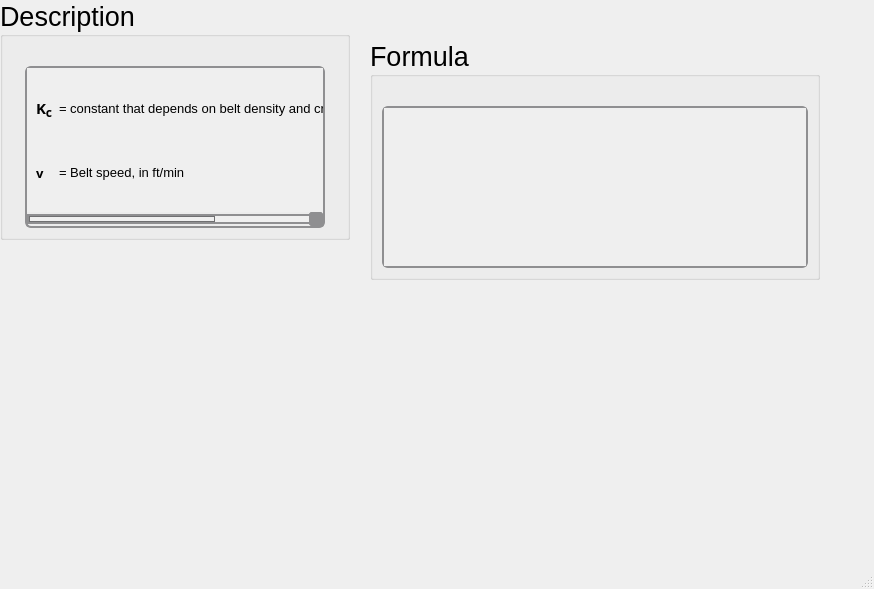
The window that ui/vbeltfc.ui (Ah00ra/HNNS) describes before a commit, drawn with Qt 5.
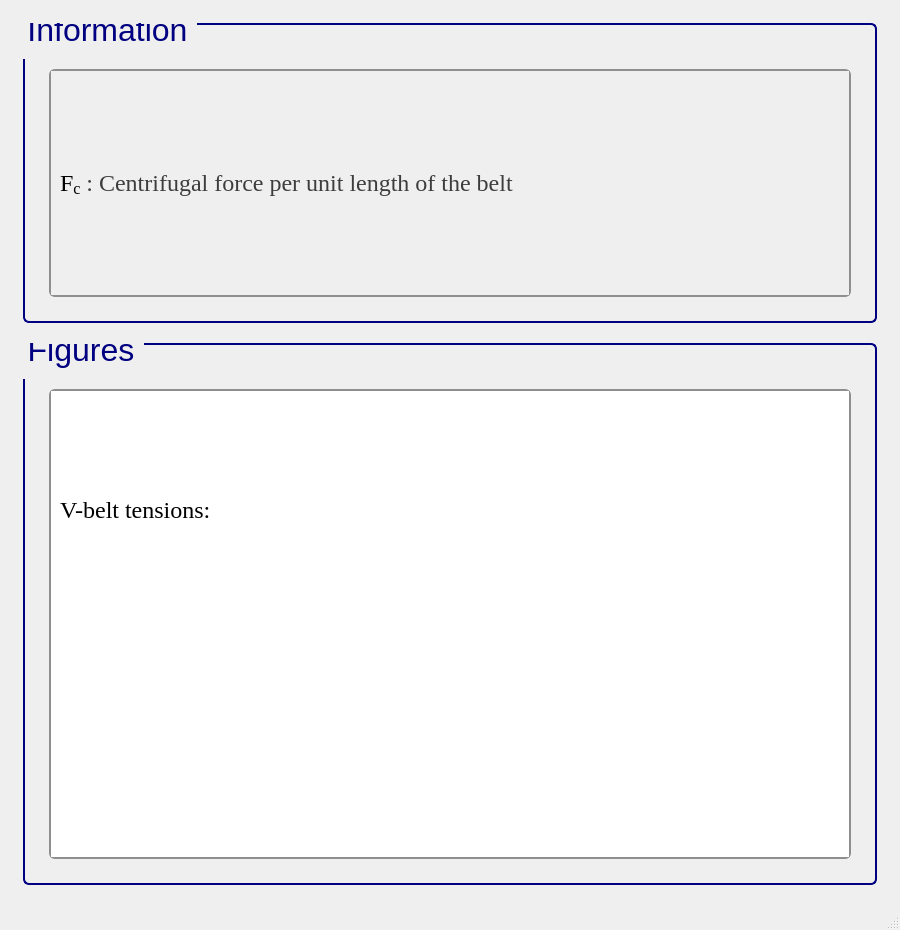
The same window after the commit. Icons and pictures are not drawn.

Commit message: Add ui info to vbelt

Diff of the .ui file:
```diff
--- a/ui/vbeltfc.ui
+++ b/ui/vbeltfc.ui
@@ -6,23 +6,77 @@
    <rect>
     <x>0</x>
     <y>0</y>
-    <width>874</width>
-    <height>589</height>
+    <width>900</width>
+    <height>930</height>
    </rect>
   </property>
+  <property name="sizePolicy">
+   <sizepolicy hsizetype="Minimum" vsizetype="Minimum">
+    <horstretch>0</horstretch>
+    <verstretch>0</verstretch>
+   </sizepolicy>
+  </property>
+  <property name="minimumSize">
+   <size>
+    <width>900</width>
+    <height>930</height>
+   </size>
+  </property>
   <property name="windowTitle">
    <string>MainWindow</string>
   </property>
   <widget class="QWidget" name="centralwidget">
-   <widget class="QGroupBox" name="groupBox_262">
-    <property name="geometry">
-     <rect>
-      <x>0</x>
-      <y>0</y>
-      <width>350</width>
-      <height>240</height>
-     </rect>
-    </property>
+   <layout class="QGridLayout" name="gridLayout">
+    <item row="2" column="1">
+     <spacer name="verticalSpacer_23">
+      <property name="orientation">
+       <enum>Qt::Vertical</enum>
+      </property>
+      <property name="sizeType">
+       <enum>QSizePolicy::Fixed</enum>
+      </property>
+      <property name="sizeHint" stdset="0">
+       <size>
+        <width>833</width>
+        <height>14</height>
+       </size>
+      </property>
+     </spacer>
+    </item>
+    <item row="4" column="2">
+     <spacer name="verticalSpacer_28">
+      <property name="orientation">
+       <enum>Qt::Horizontal</enum>
+      </property>
+      <property name="sizeType">
+       <enum>QSizePolicy::Fixed</enum>
+      </property>
+      <property name="sizeHint" stdset="0">
+       <size>
+        <width>14</width>
+        <height>483</height>
+       </size>
+      </property>
+     </spacer>
+    </item>
+    <item row="4" column="0">
+     <spacer name="verticalSpacer_25">
+      <property name="orientation">
+       <enum>Qt::Horizontal</enum>
+      </property>
+      <property name="sizeType">
+       <enum>QSizePolicy::Fixed</enum>
+      </property>
+      <property name="sizeHint" stdset="0">
+       <size>
+        <width>14</width>
+        <height>483</height>
+       </size>
+      </property>
+     </spacer>
+    </item>
+    <item row="1" column="1">
+     <widget class="QGroupBox" name="groupBox_125">
     <property name="sizePolicy">
      <sizepolicy hsizetype="Minimum" vsizetype="Minimum">
       <horstretch>0</horstretch>
@@ -31,66 +85,72 @@
     </property>
     <property name="minimumSize">
      <size>
-      <width>350</width>
-      <height>0</height>
-     </size>
-    </property>
-    <property name="maximumSize">
-     <size>
-      <width>350</width>
-      <height>241</height>
+        <width>822</width>
+        <height>300</height>
      </size>
     </property>
     <property name="font">
      <font>
       <family>Segoe UI</family>
-      <pointsize>20</pointsize>
+        <pointsize>24</pointsize>
       <weight>50</weight>
       <italic>false</italic>
       <bold>false</bold>
      </font>
     </property>
+      <property name="styleSheet">
+       <string notr="true">QGroupBox {
+    border: 2px solid navy;
+    border-radius: 6px;
+    background-color: qlineargradient(x1:0, y1:0, x2:0, y2:1,
+                                      stop:0 #f6f7fa, stop:1 #dadbde);
+    font: 24pt &quot;Segoe UI&quot;;
+    padding: 5px; /* add padding inside the group box */
+    color: black;
+}
+QGroupBox::title {
+    subcontrol-origin: margin;
+    subcontrol-position: top left;
+    padding-left: 0px;
+    padding-right: 5px;
+    padding-top: 0px;
+    margin-top: -22px;  /* shift title up */
+    color: navy;
+    font-weight: bold;
+}
+</string>
+      </property>
     <property name="title">
-     <string>Description</string>
-    </property>
-    <layout class="QGridLayout" name="gridLayout_536">
-     <item row="0" column="0">
-      <spacer name="verticalSpacer_262">
+       <string>Information</string>
+      </property>
+      <layout class="QGridLayout" name="gridLayout_255">
+       <item row="1" column="2">
+        <spacer name="verticalSpacer_36">
        <property name="orientation">
-        <enum>Qt::Vertical</enum>
+          <enum>Qt::Horizontal</enum>
        </property>
        <property name="sizeType">
         <enum>QSizePolicy::Fixed</enum>
        </property>
        <property name="sizeHint" stdset="0">
         <size>
-         <width>20</width>
+           <width>10</width>
          <height>20</height>
         </size>
        </property>
       </spacer>
      </item>
-     <item row="1" column="0">
-      <widget class="QScrollArea" name="scrollArea_136">
+       <item row="1" column="1">
+        <widget class="QScrollArea" name="scrollArea_43">
        <property name="sizePolicy">
         <sizepolicy hsizetype="Minimum" vsizetype="Minimum">
          <horstretch>0</horstretch>
          <verstretch>0</verstretch>
         </sizepolicy>
        </property>
-       <property name="maximumSize">
-        <size>
-         <width>300</width>
-         <height>361</height>
-        </size>
-       </property>
        <property name="font">
         <font>
-         <family>Segoe UI</family>
          <pointsize>15</pointsize>
-         <weight>50</weight>
-         <italic>false</italic>
-         <bold>false</bold>
         </font>
        </property>
        <property name="styleSheet">
@@ -168,84 +228,121 @@
          <rect>
           <x>0</x>
           <y>0</y>
-          <width>482</width>
-          <height>132</height>
-         </rect>
-        </property>
-        <layout class="QGridLayout" name="gridLayout_127">
+            <width>774</width>
+            <height>212</height>
+           </rect>
+          </property>
+          <layout class="QGridLayout" name="gridLayout_3">
          <item row="0" column="0">
           <widget class="QLabel" name="label_331">
            <property name="font">
             <font>
-             <family>Segoe UI Variable Small Semibol</family>
-             <pointsize>11</pointsize>
-             <weight>75</weight>
-             <bold>true</bold>
-            </font>
-           </property>
-           <property name="text">
-            <string>&lt;html&gt;&lt;head/&gt;&lt;body&gt;&lt;p&gt;K&lt;span style=&quot; font-size:14pt; vertical-align:sub;&quot;&gt;c&lt;/span&gt;&lt;/p&gt;&lt;/body&gt;&lt;/html&gt;</string>
-           </property>
-          </widget>
-         </item>
-         <item row="0" column="1">
-          <widget class="QLabel" name="htext_398">
-           <property name="font">
-            <font>
-             <family>MS Shell Dlg 2</family>
-             <pointsize>11</pointsize>
+               <family>Times New Roman</family>
+               <pointsize>18</pointsize>
              <weight>50</weight>
-             <italic>false</italic>
              <bold>false</bold>
             </font>
            </property>
+             <property name="cursor">
+              <cursorShape>ArrowCursor</cursorShape>
+             </property>
+             <property name="frameShape">
+              <enum>QFrame::NoFrame</enum>
+             </property>
            <property name="text">
-            <string>&lt;html&gt;&lt;head/&gt;&lt;body&gt;&lt;p&gt;&lt;span style=&quot; font-size:10pt;&quot;&gt;= constant that depends on belt density and cross-sectional area (K&lt;/span&gt;&lt;span style=&quot; font-size:14pt; vertical-align:sub;&quot;&gt;c&lt;/span&gt;&lt;span style=&quot; font-size:10pt;&quot;&gt;=ρA)&lt;/span&gt;&lt;/p&gt;&lt;/body&gt;&lt;/html&gt;</string>
-           </property>
-          </widget>
+              <string>&lt;html&gt;&lt;head/&gt;&lt;body&gt;&lt;p&gt;&lt;span style=&quot; color:#000000;&quot;&gt;F&lt;/span&gt;&lt;span style=&quot; color:#000000; vertical-align:sub;&quot;&gt;c&lt;/span&gt;&lt;span style=&quot; color:#3d3d3d;&quot;&gt; : Centrifugal force per unit length of the belt&lt;/span&gt;&lt;/p&gt;&lt;/body&gt;&lt;/html&gt;</string>
+             </property>
+            </widget>
+           </item>
+          </layout>
+         </widget>
+        </widget>
+       </item>
+       <item row="2" column="1">
+        <spacer name="verticalSpacer_37">
+         <property name="orientation">
+          <enum>Qt::Vertical</enum>
+         </property>
+         <property name="sizeType">
+          <enum>QSizePolicy::Fixed</enum>
+         </property>
+         <property name="sizeHint" stdset="0">
+          <size>
+           <width>10</width>
+           <height>10</height>
+          </size>
+         </property>
+        </spacer>
          </item>
          <item row="1" column="0">
-          <widget class="QLabel" name="label_52">
-           <property name="font">
-            <font>
-             <family>Segoe UI Variable Small Semibol</family>
-             <pointsize>11</pointsize>
-             <weight>75</weight>
-             <bold>true</bold>
-            </font>
-           </property>
-           <property name="text">
-            <string>&lt;html&gt;&lt;head/&gt;&lt;body&gt;&lt;p&gt;&lt;span style=&quot; font-size:10pt;&quot;&gt;v&lt;/span&gt;&lt;/p&gt;&lt;/body&gt;&lt;/html&gt;</string>
-           </property>
-          </widget>
-         </item>
-         <item row="1" column="1">
-          <widget class="QLabel" name="htext_399">
-           <property name="font">
-            <font>
-             <pointsize>10</pointsize>
-            </font>
-           </property>
-           <property name="text">
-            <string>&lt;html&gt;&lt;head/&gt;&lt;body&gt;&lt;p&gt;= Belt speed, in ft/min&lt;/p&gt;&lt;/body&gt;&lt;/html&gt;</string>
-           </property>
-          </widget>
+        <spacer name="verticalSpacer_34">
+         <property name="orientation">
+          <enum>Qt::Horizontal</enum>
+         </property>
+         <property name="sizeType">
+          <enum>QSizePolicy::Fixed</enum>
+         </property>
+         <property name="sizeHint" stdset="0">
+          <size>
+           <width>10</width>
+           <height>20</height>
+          </size>
+         </property>
+        </spacer>
+       </item>
+       <item row="0" column="1">
+        <spacer name="verticalSpacer_35">
+         <property name="orientation">
+          <enum>Qt::Vertical</enum>
+         </property>
+         <property name="sizeType">
+          <enum>QSizePolicy::Fixed</enum>
+         </property>
+         <property name="sizeHint" stdset="0">
+          <size>
+           <width>20</width>
+           <height>30</height>
+          </size>
+         </property>
+        </spacer>
          </item>
         </layout>
        </widget>
-      </widget>
-     </item>
-    </layout>
-   </widget>
-   <widget class="QGroupBox" name="groupBox_261">
-    <property name="geometry">
-     <rect>
-      <x>370</x>
-      <y>40</y>
-      <width>450</width>
-      <height>240</height>
-     </rect>
-    </property>
+    </item>
+    <item row="5" column="1">
+     <spacer name="verticalSpacer_27">
+      <property name="orientation">
+       <enum>Qt::Vertical</enum>
+      </property>
+      <property name="sizeType">
+       <enum>QSizePolicy::Fixed</enum>
+      </property>
+      <property name="sizeHint" stdset="0">
+       <size>
+        <width>833</width>
+        <height>14</height>
+       </size>
+      </property>
+     </spacer>
+    </item>
+    <item row="0" column="1">
+     <spacer name="verticalSpacer_26">
+      <property name="orientation">
+       <enum>Qt::Vertical</enum>
+      </property>
+      <property name="sizeType">
+       <enum>QSizePolicy::Fixed</enum>
+      </property>
+      <property name="sizeHint" stdset="0">
+       <size>
+        <width>833</width>
+        <height>14</height>
+       </size>
+      </property>
+     </spacer>
+    </item>
+    <item row="4" column="1">
+     <widget class="QGroupBox" name="groupBox_42">
     <property name="sizePolicy">
      <sizepolicy hsizetype="Minimum" vsizetype="Minimum">
       <horstretch>0</horstretch>
@@ -254,57 +351,190 @@
     </property>
     <property name="minimumSize">
      <size>
-      <width>450</width>
-      <height>0</height>
-     </size>
-    </property>
-    <property name="maximumSize">
-     <size>
-      <width>450</width>
-      <height>241</height>
+        <width>822</width>
+        <height>350</height>
      </size>
     </property>
     <property name="font">
      <font>
       <family>Segoe UI</family>
-      <pointsize>20</pointsize>
+        <pointsize>24</pointsize>
       <weight>50</weight>
       <italic>false</italic>
       <bold>false</bold>
      </font>
     </property>
+      <property name="styleSheet">
+       <string notr="true">/* GroupBox styling */
+QGroupBox {
+    border: 2px solid navy;
+    border-radius: 6px;
+    background-color: qlineargradient(x1:0, y1:0, x2:0, y2:1,
+    stop:0 #f6f7fa, stop:1 #dadbde);
+    font: 24pt &quot;Segoe UI&quot;;
+    padding: 5px;
+    color: black;
+}
+
+/* GroupBox title styling */
+QGroupBox::title {
+    subcontrol-origin: margin;
+    subcontrol-position: top left;
+    padding-left: 0px;
+    padding-right: 5px;
+    padding-top: 0px;
+    margin-top: -22px;
+    color: navy;
+    font-weight: bold;
+}
+
+/* Make QScrollArea (only within GroupBox) have a white background with correct border */
+QGroupBox QScrollArea {
+    background-color: white !important;
+    border: 2px solid #8f8f91;
+    border-radius: 6px;
+}
+
+/* Make QScrollArea's viewport white as well */
+QGroupBox QScrollArea QWidget {
+    background-color: white !important;
+}
+
+/* Scrollbar styling inside QScrollArea in QGroupBox */
+QGroupBox QScrollArea QScrollBar:vertical, QGroupBox QScrollArea QScrollBar:horizontal {
+    background: qlineargradient(x1:0, y1:0, x2:0, y2:1,
+    stop:0 #f6f7fa, stop:1 #dadbde);
+    border: 2px solid #8f8f91;
+    border-radius: 6px;
+    width: 14px;
+    height: 14px;
+    margin: 2px 0 2px 0;
+}
+
+/* Remove bottom button of vertical scrollbar */
+QGroupBox QScrollArea QScrollBar::add-line:vertical {
+    height: 0px;
+    width: 0px;
+    border: none;
+    background: none;
+    margin: 0px;
+    padding: 0px;
+}
+
+/* Scrollbar handle */
+QGroupBox QScrollArea QScrollBar::handle:vertical, QGroupBox QScrollArea QScrollBar::handle:horizontal {
+    background: qlineargradient(x1:0, y1:0, x2:0, y2:1,
+    stop:0 #8f8f91, stop:1 #6f6f71);
+    min-height: 20px;
+    border-radius: 6px;
+    border: 1px solid #6f6f71;
+}
+
+QGroupBox QScrollArea QScrollBar::handle:vertical:hover, QGroupBox QScrollArea QScrollBar::handle:horizontal:hover {
+    background: qlineargradient(x1:0, y1:0, x2:0, y2:1,
+    stop:0 #6f6f71, stop:1 #4f4f51);
+    border: 1px solid #4f4f51;
+}
+
+/* Scrollbar sub-line buttons */
+QGroupBox QScrollArea QScrollBar::sub-line:vertical, QGroupBox QScrollArea QScrollBar::add-line:horizontal, QGroupBox QScrollArea QScrollBar::sub-line:horizontal {
+    background: #8f8f91;
+    border: none;
+    border-radius: 3px;
+    height: 14px;
+    width: 14px;
+    subcontrol-origin: margin;
+}
+
+QGroupBox QScrollArea QScrollBar::sub-line:vertical:hover, QGroupBox QScrollArea QScrollBar::add-line:horizontal:hover, QGroupBox QScrollArea QScrollBar::sub-line:horizontal:hover {
+    background: #6f6f71;
+}
+
+/* Transparent page areas */
+QGroupBox QScrollArea QScrollBar::add-page:vertical, QGroupBox QScrollArea QScrollBar::sub-page:vertical,
+QGroupBox QScrollArea QScrollBar::add-page:horizontal, QGroupBox QScrollArea QScrollBar::sub-page:horizontal {
+    background: transparent;
+}
+</string>
+      </property>
     <property name="title">
-     <string>Formula</string>
-    </property>
-    <layout class="QGridLayout" name="gridLayout_534">
+       <string>Figures</string>
+      </property>
+      <layout class="QGridLayout" name="gridLayout_2">
+       <item row="0" column="1">
+        <spacer name="verticalSpacer_41">
+         <property name="orientation">
+          <enum>Qt::Vertical</enum>
+         </property>
+         <property name="sizeType">
+          <enum>QSizePolicy::Fixed</enum>
+         </property>
+         <property name="sizeHint" stdset="0">
+          <size>
+           <width>20</width>
+           <height>30</height>
+          </size>
+         </property>
+        </spacer>
+       </item>
      <item row="1" column="0">
-      <widget class="QScrollArea" name="scrollArea_135">
-       <property name="sizePolicy">
-        <sizepolicy hsizetype="Minimum" vsizetype="Minimum">
-         <horstretch>0</horstretch>
-         <verstretch>0</verstretch>
-        </sizepolicy>
-       </property>
-       <property name="font">
-        <font>
-         <family>Segoe UI</family>
-         <pointsize>15</pointsize>
-         <weight>50</weight>
-         <italic>false</italic>
-         <bold>false</bold>
-        </font>
-       </property>
+        <spacer name="verticalSpacer_39">
+         <property name="orientation">
+          <enum>Qt::Horizontal</enum>
+         </property>
+         <property name="sizeType">
+          <enum>QSizePolicy::Fixed</enum>
+         </property>
+         <property name="sizeHint" stdset="0">
+          <size>
+           <width>10</width>
+           <height>20</height>
+          </size>
+         </property>
+        </spacer>
+       </item>
+       <item row="1" column="1">
+        <widget class="QScrollArea" name="scrollArea_3">
        <property name="styleSheet">
-        <string notr="true">QScrollArea {
-    background: qlineargradient(x1:0, y1:0, x2:0, y2:1,
-                               stop:0 #f6f7fa, stop:1 #dadbde);
+          <string notr="true">/* GroupBox styling */
+QGroupBox {
+    border: 2px solid navy;
+    border-radius: 6px;
+    background-color: qlineargradient(x1:0, y1:0, x2:0, y2:1,
+    stop:0 #f6f7fa, stop:1 #dadbde);
+    font: 20pt &quot;Segoe UI&quot;;
+    padding: 5px;
+    color: black;
+}
+
+/* GroupBox title styling */
+QGroupBox::title {
+    subcontrol-origin: margin;
+    subcontrol-position: top left;
+    padding-left: 0px;
+    padding-right: 5px;
+    padding-top: 0px;
+    margin-top: -20px;
+    color: navy;
+    font-weight: bold;
+}
+
+/* Make QScrollArea (only within GroupBox) have a white background with correct border */
+QGroupBox QScrollArea {
+    background-color: white !important;
     border: 2px solid #8f8f91;
     border-radius: 6px;
 }
 
-QScrollArea QScrollBar:vertical, QScrollArea QScrollBar:horizontal {
+/* Make QScrollArea's viewport white as well */
+QGroupBox QScrollArea QWidget {
+    background-color: white !important;
+}
+
+/* Scrollbar styling inside QScrollArea in QGroupBox */
+QGroupBox QScrollArea QScrollBar:vertical, QGroupBox QScrollArea QScrollBar:horizontal {
     background: qlineargradient(x1:0, y1:0, x2:0, y2:1,
-                               stop:0 #f6f7fa, stop:1 #dadbde);
+    stop:0 #f6f7fa, stop:1 #dadbde);
     border: 2px solid #8f8f91;
     border-radius: 6px;
     width: 14px;
@@ -312,8 +542,8 @@
     margin: 2px 0 2px 0;
 }
 
-/* Completely remove the bottom button of the vertical scrollbar */
-QScrollArea QScrollBar::add-line:vertical {
+/* Remove bottom button of vertical scrollbar */
+QGroupBox QScrollArea QScrollBar::add-line:vertical {
     height: 0px;
     width: 0px;
     border: none;
@@ -322,9 +552,10 @@
     padding: 0px;
 }
 
-QScrollArea QScrollBar::handle:vertical, QScrollArea QScrollBar::handle:horizontal {
+/* Scrollbar handle */
+QGroupBox QScrollArea QScrollBar::handle:vertical, QGroupBox QScrollArea QScrollBar::handle:horizontal {
     background: qlineargradient(x1:0, y1:0, x2:0, y2:1,
-                               stop:0 #8f8f91, stop:1 #6f6f71);
+    stop:0 #8f8f91, stop:1 #6f6f71);
     min-height: 20px;
     border-radius: 6px;
     border: 1px solid #6f6f71;
@@ -336,7 +567,8 @@
     border: 1px solid #4f4f51;
 }
 
-QScrollArea QScrollBar::sub-line:vertical, QScrollArea QScrollBar::add-line:horizontal, QScrollArea QScrollBar::sub-line:horizontal {
+/* Scrollbar sub-line buttons */
+QGroupBox QScrollArea QScrollBar::sub-line:vertical, QGroupBox QScrollArea QScrollBar::add-line:horizontal, QGroupBox QScrollArea QScrollBar::sub-line:horizontal {
     background: #8f8f91;
     border: none;
     border-radius: 3px;
@@ -349,44 +581,54 @@
     background: #6f6f71;
 }
 
-QScrollArea QScrollBar::add-page:vertical, QScrollArea QScrollBar::sub-page:vertical,
-QScrollArea QScrollBar::add-page:horizontal, QScrollArea QScrollBar::sub-page:horizontal {
+/* Transparent page areas */
+QGroupBox QScrollArea QScrollBar::add-page:vertical, QGroupBox QScrollArea QScrollBar::sub-page:vertical,
+QGroupBox QScrollArea QScrollBar::add-page:horizontal, QGroupBox QScrollArea QScrollBar::sub-page:horizontal {
     background: transparent;
 }
 </string>
        </property>
-       <property name="verticalScrollBarPolicy">
-        <enum>Qt::ScrollBarAsNeeded</enum>
-       </property>
        <property name="widgetResizable">
         <bool>true</bool>
        </property>
-       <widget class="QWidget" name="scrollAreaWidgetContents_135">
+         <widget class="QWidget" name="scrollAreaWidgetContents_3">
         <property name="geometry">
          <rect>
           <x>0</x>
           <y>0</y>
-          <width>422</width>
-          <height>146</height>
-         </rect>
-        </property>
-        <layout class="QGridLayout" name="gridLayout_535">
+            <width>980</width>
+            <height>788</height>
+           </rect>
+          </property>
+          <layout class="QGridLayout" name="gridLayout_4">
          <item row="0" column="0">
           <widget class="QLabel" name="htext_1000">
            <property name="font">
             <font>
-             <family>MS Shell Dlg 2</family>
-             <pointsize>11</pointsize>
+               <family>Times New Roman</family>
+               <pointsize>18</pointsize>
              <weight>50</weight>
-             <italic>false</italic>
              <bold>false</bold>
             </font>
            </property>
+             <property name="cursor">
+              <cursorShape>ArrowCursor</cursorShape>
+             </property>
+             <property name="frameShape">
+              <enum>QFrame::NoFrame</enum>
+             </property>
            <property name="text">
-            <string>&lt;html&gt;&lt;head/&gt;&lt;body&gt;&lt;p&gt;&lt;img src=&quot;:/desc/images/Fc vbelt.png&quot;/&gt;&lt;/p&gt;&lt;/body&gt;&lt;/html&gt;</string>
-           </property>
-           <property name="scaledContents">
-            <bool>true</bool>
+              <string>&lt;html&gt;&lt;head/&gt;&lt;body&gt;&lt;p&gt;V-belt tensions:&lt;/p&gt;&lt;/body&gt;&lt;/html&gt;</string>
+             </property>
+            </widget>
+           </item>
+           <item row="1" column="0">
+            <widget class="QLabel" name="label">
+             <property name="frameShape">
+              <enum>QFrame::NoFrame</enum>
+             </property>
+             <property name="text">
+              <string>&lt;html&gt;&lt;head/&gt;&lt;body&gt;&lt;p&gt;&lt;img src=&quot;:/info/info/V-belt tensions..png&quot;/&gt;&lt;/p&gt;&lt;/body&gt;&lt;/html&gt;</string>
            </property>
           </widget>
          </item>
@@ -394,24 +636,42 @@
        </widget>
       </widget>
      </item>
-     <item row="0" column="0">
-      <spacer name="verticalSpacer_261">
+       <item row="1" column="2">
+        <spacer name="verticalSpacer_40">
        <property name="orientation">
-        <enum>Qt::Vertical</enum>
+          <enum>Qt::Horizontal</enum>
        </property>
        <property name="sizeType">
         <enum>QSizePolicy::Fixed</enum>
        </property>
        <property name="sizeHint" stdset="0">
         <size>
-         <width>20</width>
+           <width>10</width>
          <height>20</height>
         </size>
        </property>
       </spacer>
      </item>
-    </layout>
-   </widget>
+       <item row="2" column="1">
+        <spacer name="verticalSpacer_38">
+         <property name="orientation">
+          <enum>Qt::Vertical</enum>
+         </property>
+         <property name="sizeType">
+          <enum>QSizePolicy::Fixed</enum>
+         </property>
+         <property name="sizeHint" stdset="0">
+          <size>
+           <width>10</width>
+           <height>10</height>
+          </size>
+         </property>
+        </spacer>
+       </item>
+      </layout>
+     </widget>
+    </item>
+   </layout>
   </widget>
   <widget class="QMenuBar" name="menubar">
    <property name="geometry">
```
Left out of the diff: 20 changed lines with no effect on the pictures. Lines whose indentation alone changed are shown as unchanged. The commit also changes 33 other files.
